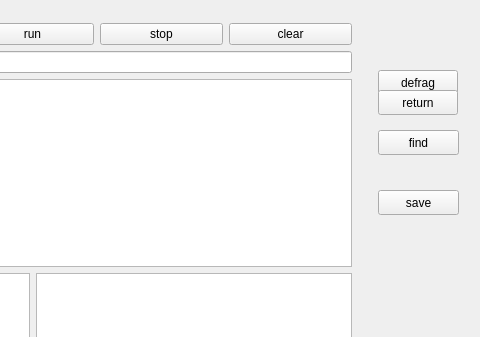
Above: src/1/mainwindow.ui from qiaolunzhang/sniffer before the change; both pictures show x 322 to 802 and y 0 to 337 of the 802 by 498 pixel window. Below: the same form after it.
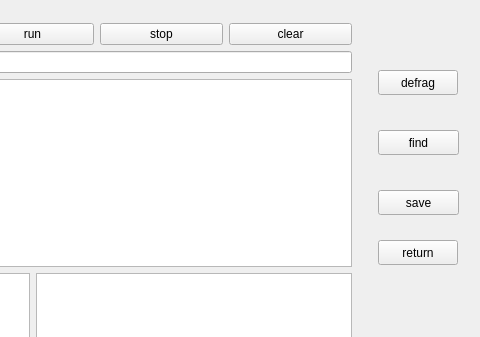
That is the form after the change.

Commit message: 查找包的界面做好了

Patch:
```diff
--- a/src/1/mainwindow.ui
+++ b/src/1/mainwindow.ui
@@ -131,7 +131,7 @@
     <property name="geometry">
      <rect>
       <x>700</x>
-      <y>90</y>
+      <y>240</y>
       <width>80</width>
       <height>25</height>
      </rect>
```
Left out of the diff: 6 changed lines with no effect on the pictures. The commit also changes 4 other files.
